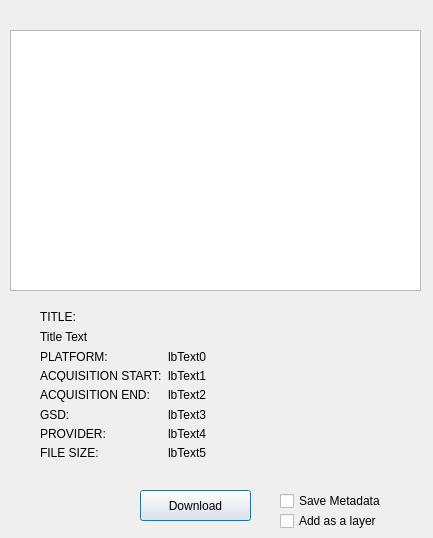
Above: OpenAerialMap/gui/ui/img_browser.ui from hotosm/oam-qgis-plugin before the change. Below: the same form after it.
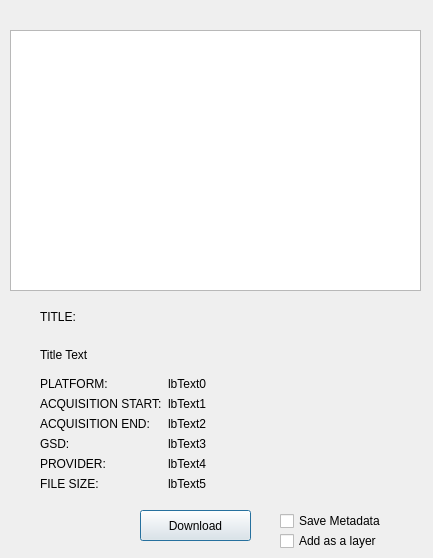
That is the form after the change.

Commit message: Readjusted the GUI in cross-platform environment.

The edit to the form file:
```diff
--- a/OpenAerialMap/gui/ui/img_browser.ui
+++ b/OpenAerialMap/gui/ui/img_browser.ui
@@ -7,7 +7,7 @@
     <x>0</x>
     <y>0</y>
     <width>433</width>
-    <height>538</height>
+    <height>558</height>
    </rect>
   </property>
   <property name="windowTitle">
@@ -27,7 +27,7 @@
    <property name="geometry">
     <rect>
      <x>140</x>
-     <y>490</y>
+     <y>510</y>
      <width>111</width>
      <height>31</height>
     </rect>
@@ -40,7 +40,7 @@
    <property name="geometry">
     <rect>
      <x>280</x>
-     <y>490</y>
+     <y>510</y>
      <width>111</width>
      <height>22</height>
     </rect>
@@ -53,7 +53,7 @@
    <property name="geometry">
     <rect>
      <x>280</x>
-     <y>510</y>
+     <y>530</y>
      <width>121</width>
      <height>22</height>
     </rect>
@@ -66,9 +66,9 @@
    <property name="geometry">
     <rect>
      <x>40</x>
-     <y>310</y>
+     <y>300</y>
      <width>351</width>
-     <height>150</height>
+     <height>191</height>
     </rect>
    </property>
    <layout class="QVBoxLayout" name="verticalLayout">
```
The commit also changes 1 other file.
